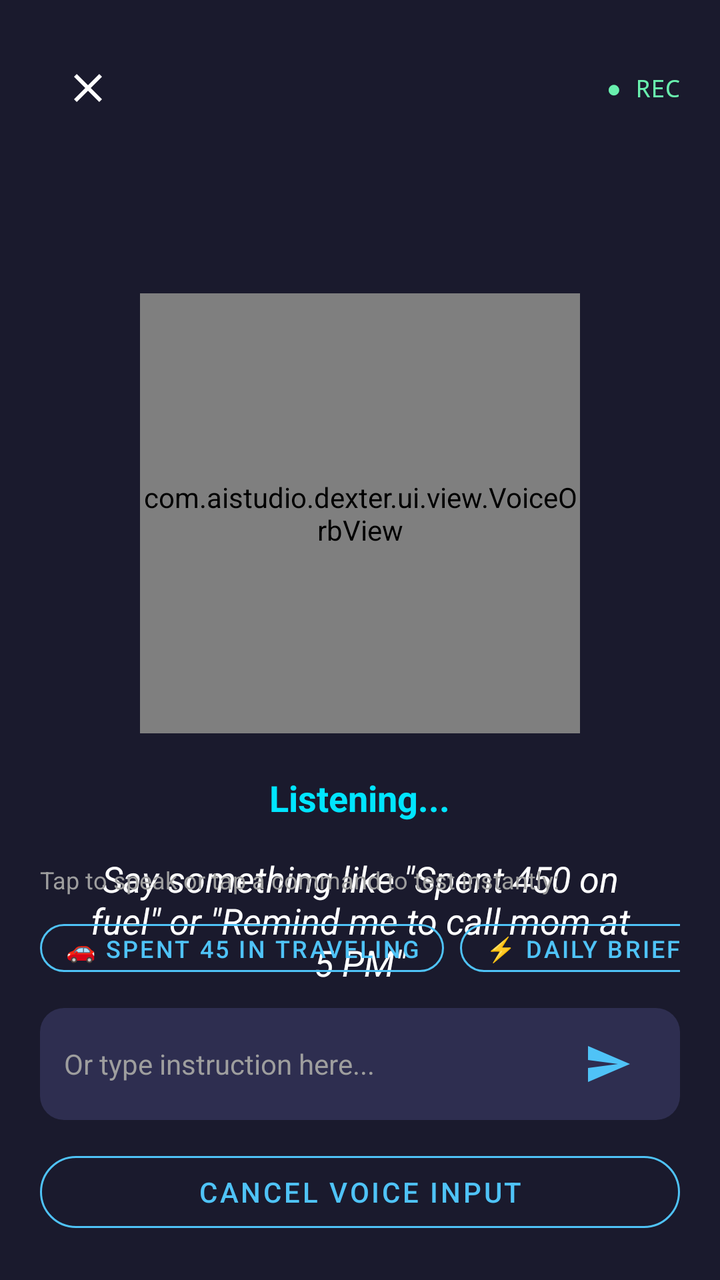
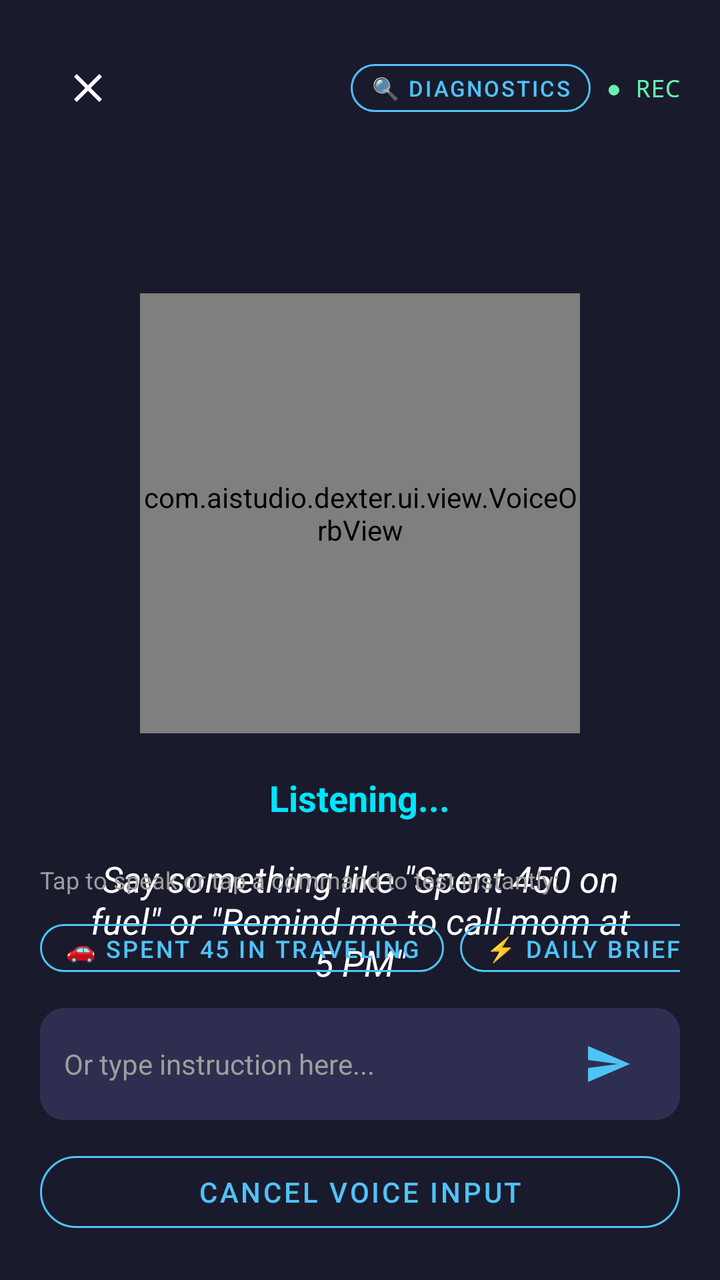

Screens rendered from an Android XML layout before and after an edit, with the pre-edit source and the edit as a unified diff.
<!-- AndroidManifest.xml: application theme Theme.Dexter -->
<!-- res/layout/dialog_voice_interaction.xml -->
<?xml version="1.0" encoding="utf-8"?>
<RelativeLayout xmlns:android="http://schemas.android.com/apk/res/android"
    xmlns:app="http://schemas.android.com/apk/res-auto"
    android:layout_width="match_parent"
    android:layout_height="match_parent"
    android:background="@color/dexter_modal_scrim"
    android:padding="20dp">

    
    <LinearLayout
        android:id="@+id/topBar"
        android:layout_width="match_parent"
        android:layout_height="wrap_content"
        android:layout_alignParentTop="true"
        android:gravity="center_vertical"
        android:orientation="horizontal">

        <ImageButton
            android:id="@+id/btnClose"
            android:layout_width="48dp"
            android:layout_height="48dp"
            android:background="?attr/selectableItemBackgroundBorderless"
            android:contentDescription="Close voice dialog"
            app:srcCompat="@drawable/ic_close"
            app:tint="@color/dexter_on_background" />

        <View
            android:layout_width="0dp"
            android:layout_height="1dp"
            android:layout_weight="1" />

        <TextView
            android:id="@+id/audioIndicator"
            android:layout_width="wrap_content"
            android:layout_height="wrap_content"
            android:fontFamily="monospace"
            android:text="● REC"
            android:textColor="@color/status_live"
            android:textSize="12sp" />
    </LinearLayout>

    
    <LinearLayout
        android:id="@+id/centerContainer"
        android:layout_width="match_parent"
        android:layout_height="wrap_content"
        android:layout_centerInParent="true"
        android:gravity="center"
        android:orientation="vertical">

        
        <com.aistudio.dexter.ui.view.VoiceOrbView
            android:id="@+id/dialogVoiceOrb"
            android:layout_width="220dp"
            android:layout_height="220dp" />

        
        <TextView
            android:id="@+id/stateLabel"
            android:layout_width="wrap_content"
            android:layout_height="wrap_content"
            android:layout_marginTop="20dp"
            android:text="Listening..."
            android:textColor="@color/dexter_primary_glow"
            android:textSize="18sp"
            android:textStyle="bold" />

        
        <TextView
            android:id="@+id/transcriptText"
            android:layout_width="match_parent"
            android:layout_height="wrap_content"
            android:layout_marginLeft="24dp"
            android:layout_marginRight="24dp"
            android:layout_marginTop="16dp"
            android:gravity="center"
            android:minHeight="48dp"
            android:text="Say something like &quot;Spent 450 on fuel&quot; or &quot;Remind me to call mom at 5 PM&quot;"
            android:textColor="@color/dexter_on_background"
            android:textSize="18sp"
            android:textStyle="italic" />

        
        <TextView
            android:id="@+id/responseText"
            android:layout_width="match_parent"
            android:layout_height="wrap_content"
            android:layout_marginLeft="24dp"
            android:layout_marginRight="24dp"
            android:layout_marginTop="12dp"
            android:gravity="center"
            android:textColor="@color/dexter_success"
            android:textSize="15sp"
            android:visibility="gone" />

        
        <LinearLayout
            android:id="@+id/confirmationCard"
            android:layout_width="match_parent"
            android:layout_height="wrap_content"
            android:layout_marginLeft="16dp"
            android:layout_marginRight="16dp"
            android:layout_marginTop="24dp"
            android:background="@drawable/bg_card"
            android:orientation="vertical"
            android:padding="16dp"
            android:visibility="gone">

            <TextView
                android:id="@+id/confirmationPromptText"
                android:layout_width="match_parent"
                android:layout_height="wrap_content"
                android:gravity="center"
                android:text="Are you sure you want to perform this action?"
                android:textColor="@color/dexter_on_background"
                android:textSize="16sp"
                android:textStyle="bold" />

            <LinearLayout
                android:layout_width="match_parent"
                android:layout_height="wrap_content"
                android:layout_marginTop="16dp"
                android:orientation="horizontal">

                <Button
                    android:id="@+id/btnCancelConfirm"
                    style="@style/DexterButton.Cancel"
                    android:layout_width="0dp"
                    android:layout_height="48dp"
                    android:layout_weight="1"
                    android:text="Cancel" />

                <Button
                    android:id="@+id/btnAcceptConfirm"
                    style="@style/DexterButton.Primary"
                    android:layout_width="0dp"
                    android:layout_height="48dp"
                    android:layout_marginStart="8dp"
                    android:layout_weight="1"
                    android:text="Confirm" />
            </LinearLayout>
        </LinearLayout>

    </LinearLayout>

    
    <LinearLayout
        android:id="@+id/bottomContainer"
        android:layout_width="match_parent"
        android:layout_height="wrap_content"
        android:layout_alignParentBottom="true"
        android:orientation="vertical">

        
        <TextView
            android:id="@+id/chipsLabel"
            android:layout_width="match_parent"
            android:layout_height="wrap_content"
            android:layout_marginBottom="8dp"
            android:text="Tap to speak or tap a command to test instantly:"
            android:textColor="@color/dexter_on_surface_variant"
            android:textSize="12sp" />

        <HorizontalScrollView
            android:id="@+id/chipsScrollView"
            android:layout_width="match_parent"
            android:layout_height="wrap_content"
            android:layout_marginBottom="12dp"
            android:scrollbars="none">

            <LinearLayout
                android:layout_width="wrap_content"
                android:layout_height="wrap_content"
                android:orientation="horizontal">

                <Button
                    android:id="@+id/chipTraveling"
                    style="@style/DexterButton.Outlined"
                    android:layout_width="wrap_content"
                    android:layout_height="36dp"
                    android:layout_marginEnd="8dp"
                    android:paddingLeft="12dp"
                    android:paddingRight="12dp"
                    android:text="🚗 spent 45 in traveling"
                    android:textColor="@color/dexter_primary"
                    android:textSize="12sp" />

                <Button
                    android:id="@+id/chipDailyBriefing"
                    style="@style/DexterButton.Outlined"
                    android:layout_width="wrap_content"
                    android:layout_height="36dp"
                    android:layout_marginEnd="8dp"
                    android:paddingLeft="12dp"
                    android:paddingRight="12dp"
                    android:text="⚡ Daily Briefing"
                    android:textSize="12sp" />

                <Button
                    android:id="@+id/chipExpense"
                    style="@style/DexterButton.Outlined"
                    android:layout_width="wrap_content"
                    android:layout_height="36dp"
                    android:layout_marginEnd="8dp"
                    android:paddingLeft="12dp"
                    android:paddingRight="12dp"
                    android:text="💳 Spent 350 on lunch"
                    android:textSize="12sp" />

                <Button
                    android:id="@+id/chipTask"
                    style="@style/DexterButton.Outlined"
                    android:layout_width="wrap_content"
                    android:layout_height="36dp"
                    android:layout_marginEnd="8dp"
                    android:paddingLeft="12dp"
                    android:paddingRight="12dp"
                    android:text="📋 Create task Review architecture"
                    android:textSize="12sp" />

                <Button
                    android:id="@+id/chipReminder"
                    style="@style/DexterButton.Outlined"
                    android:layout_width="wrap_content"
                    android:layout_height="36dp"
                    android:layout_marginEnd="8dp"
                    android:paddingLeft="12dp"
                    android:paddingRight="12dp"
                    android:text="⏰ Remind me at 5 PM to call team"
                    android:textSize="12sp" />

                <Button
                    android:id="@+id/chipDiary"
                    style="@style/DexterButton.Outlined"
                    android:layout_width="wrap_content"
                    android:layout_height="36dp"
                    android:layout_marginEnd="8dp"
                    android:paddingLeft="12dp"
                    android:paddingRight="12dp"
                    android:text="📖 Note: Deep work day"
                    android:textSize="12sp" />

                <Button
                    android:id="@+id/chipSummary"
                    style="@style/DexterButton.Outlined"
                    android:layout_width="wrap_content"
                    android:layout_height="36dp"
                    android:layout_marginEnd="8dp"
                    android:paddingLeft="12dp"
                    android:paddingRight="12dp"
                    android:text="💰 Summarize expenses"
                    android:textSize="12sp" />

                <Button
                    android:id="@+id/chipShowTasks"
                    style="@style/DexterButton.Outlined"
                    android:layout_width="wrap_content"
                    android:layout_height="36dp"
                    android:paddingLeft="12dp"
                    android:paddingRight="12dp"
                    android:text="📋 Pending tasks"
                    android:textSize="12sp" />

            </LinearLayout>
        </HorizontalScrollView>

        <LinearLayout
            android:layout_width="match_parent"
            android:layout_height="wrap_content"
            android:background="@drawable/bg_surface_rounded"
            android:gravity="center_vertical"
            android:orientation="horizontal"
            android:paddingLeft="12dp"
            android:paddingRight="12dp"
            android:paddingTop="4dp"
            android:paddingBottom="4dp">

            <EditText
                android:id="@+id/inputFallbackText"
                android:layout_width="0dp"
                android:layout_height="48dp"
                android:layout_weight="1"
                android:background="@null"
                android:hint="Or type instruction here..."
                android:imeOptions="actionSend"
                android:inputType="text"
                android:textColor="@color/dexter_on_background"
                android:textColorHint="@color/dexter_on_surface_variant"
                android:textSize="14sp" />

            <ImageButton
                android:id="@+id/btnSendText"
                android:layout_width="48dp"
                android:layout_height="48dp"
                android:background="?attr/selectableItemBackgroundBorderless"
                android:contentDescription="Send text command"
                app:srcCompat="@drawable/ic_send"
                app:tint="@color/dexter_primary" />
        </LinearLayout>

        <Button
            android:id="@+id/btnCancelModal"
            style="@style/DexterButton.Outlined"
            android:layout_width="match_parent"
            android:layout_height="48dp"
            android:layout_marginTop="12dp"
            android:text="Cancel Voice Input" />
    </LinearLayout>

</RelativeLayout>
<!-- resources referenced by this layout -->
<resources>
  <color name="dexter_modal_scrim">#E61A1A2E</color>
  <color name="dexter_on_background">#FFFFFF</color>
  <color name="dexter_on_surface_variant">#9E9E9E</color>
  <color name="dexter_primary">#4FC3F7</color>
  <color name="dexter_primary_glow">#00E5FF</color>
  <color name="dexter_success">#69F0AE</color>
  <color name="status_live">#69F0AE</color>
  <!-- drawable bg_card (drawable) -->
  <?xml version="1.0" encoding="utf-8"?>
  <shape xmlns:android="http://schemas.android.com/apk/res/android"
      android:shape="rectangle">
      <solid android:color="@color/dexter_surface" />
      <corners android:radius="16dp" />
      <stroke
          android:width="1dp"
          android:color="@color/dexter_card_stroke" />
  </shape>
  <!-- drawable bg_surface_rounded (drawable) -->
  <?xml version="1.0" encoding="utf-8"?>
  <shape xmlns:android="http://schemas.android.com/apk/res/android"
      android:shape="rectangle">
      <solid android:color="@color/dexter_surface_variant" />
      <corners android:radius="12dp" />
  </shape>
  <!-- drawable ic_close (drawable) -->
  <vector xmlns:android="http://schemas.android.com/apk/res/android"
      android:width="24dp"
      android:height="24dp"
      android:viewportWidth="24"
      android:viewportHeight="24">
      <path
          android:fillColor="#FFFFFFFF"
          android:pathData="M19,6.41L17.59,5 12,10.59 6.41,5 5,6.41 10.59,12 5,17.59 6.41,19 12,13.41 17.59,19 19,17.59 13.41,12z"/>
  </vector>
  <!-- drawable ic_send (drawable) -->
  <vector xmlns:android="http://schemas.android.com/apk/res/android"
      android:width="24dp"
      android:height="24dp"
      android:viewportWidth="24"
      android:viewportHeight="24">
    <path
        android:fillColor="#FFFFFFFF"
        android:pathData="M2.01,21L23,12 2.01,3 2,10l15,2 -15,2z"/>
  </vector>
  <style name="DexterButton.Cancel" parent="Widget.MaterialComponents.Button.TextButton">
          <item name="android:textColor">@color/dexter_on_surface_variant</item>
      </style>
  <style name="DexterButton.Outlined" parent="Widget.MaterialComponents.Button.OutlinedButton">
          <item name="strokeColor">@color/dexter_primary</item>
          <item name="android:textColor">@color/dexter_primary</item>
          <item name="cornerRadius">24dp</item>
      </style>
  <style name="DexterButton.Primary" parent="Widget.MaterialComponents.Button">
          <item name="backgroundTint">@color/dexter_primary</item>
          <item name="android:textColor">@color/dexter_on_primary</item>
          <item name="cornerRadius">24dp</item>
      </style>
  <style name="Theme.Dexter" parent="Theme.MaterialComponents.DayNight.NoActionBar">
          <item name="colorPrimary">@color/dexter_primary</item>
          <item name="colorSecondary">@color/dexter_primary_glow</item>
          <item name="android:statusBarColor">@color/dexter_background</item>
          <item name="android:navigationBarColor">@color/dexter_background</item>
          <item name="android:windowBackground">@color/dexter_background</item>
          <item name="colorSurface">@color/dexter_surface</item>
          <item name="colorOnSurface">@color/dexter_on_surface</item>
          <item name="colorOnBackground">@color/dexter_on_background</item>
      </style>
  <color name="dexter_surface">#252540</color>
  <color name="dexter_card_stroke">#334FC3F7</color>
  <color name="dexter_surface_variant">#2E2E50</color>
  <color name="dexter_on_primary">#000000</color>
  <color name="dexter_background">#1A1A2E</color>
  <color name="dexter_on_surface">#E0E0E0</color>
</resources>

<!-- the commit's change to res/layout/dialog_voice_interaction.xml (unified diff, before → after) -->
@@ -28,6 +28,18 @@
             android:layout_width="0dp"
             android:layout_height="1dp"
             android:layout_weight="1" />
+
+        <Button
+            android:id="@+id/btnDiagnostics"
+            style="@style/DexterButton.Outlined"
+            android:layout_width="wrap_content"
+            android:layout_height="36dp"
+            android:layout_marginEnd="8dp"
+            android:paddingLeft="10dp"
+            android:paddingRight="10dp"
+            android:text="🔍 Diagnostics"
+            android:textColor="@color/dexter_primary"
+            android:textSize="11sp" />
 
         <TextView
             android:id="@+id/audioIndicator"
@@ -139,6 +151,74 @@
                     android:layout_weight="1"
                     android:text="Confirm" />
             </LinearLayout>
+        </LinearLayout>
+
+        
+        <LinearLayout
+            android:id="@+id/diagnosticsCard"
+            android:layout_width="match_parent"
+            android:layout_height="wrap_content"
+            android:layout_marginLeft="12dp"
+            android:layout_marginRight="12dp"
+            android:layout_marginTop="16dp"
+            android:background="@drawable/bg_card"
+            android:orientation="vertical"
+            android:padding="16dp"
+            android:visibility="gone">
+
+            <TextView
+                android:layout_width="match_parent"
+                android:layout_height="wrap_content"
+                android:text="🔍 SpeechRecognizer Diagnostics"
+                android:textColor="@color/dexter_primary_glow"
+                android:textSize="14sp"
+                android:textStyle="bold" />
+
+            <TextView
+                android:id="@+id/diagnosticsReportText"
+                android:layout_width="match_parent"
+                android:layout_height="wrap_content"
+                android:layout_marginTop="8dp"
+                android:fontFamily="monospace"
+                android:lineSpacingExtra="3dp"
+                android:text="Inspecting audio signal..."
+                android:textColor="@color/dexter_on_background"
+                android:textSize="11sp" />
+
+            <LinearLayout
+                android:layout_width="match_parent"
+                android:layout_height="wrap_content"
+                android:layout_marginTop="12dp"
+                android:orientation="horizontal">
+
+                <Button
+                    android:id="@+id/btnProbeHardware"
+                    style="@style/DexterButton.Primary"
+                    android:layout_width="0dp"
+                    android:layout_height="44dp"
+                    android:layout_weight="1"
+                    android:text="Test Direct Mic"
+                    android:textSize="11sp" />
+
+                <Button
+                    android:id="@+id/btnSystemVoice"
+                    style="@style/DexterButton.Outlined"
+                    android:layout_width="0dp"
+                    android:layout_height="44dp"
+                    android:layout_marginStart="8dp"
+                    android:layout_weight="1"
+                    android:text="System Speech"
+                    android:textSize="11sp" />
+            </LinearLayout>
+
+            <Button
+                android:id="@+id/btnCloseDiagnostics"
+                style="@style/DexterButton.Cancel"
+                android:layout_width="match_parent"
+                android:layout_height="36dp"
+                android:layout_marginTop="8dp"
+                android:text="Hide Diagnostics"
+                android:textSize="11sp" />
         </LinearLayout>
 
     </LinearLayout>
